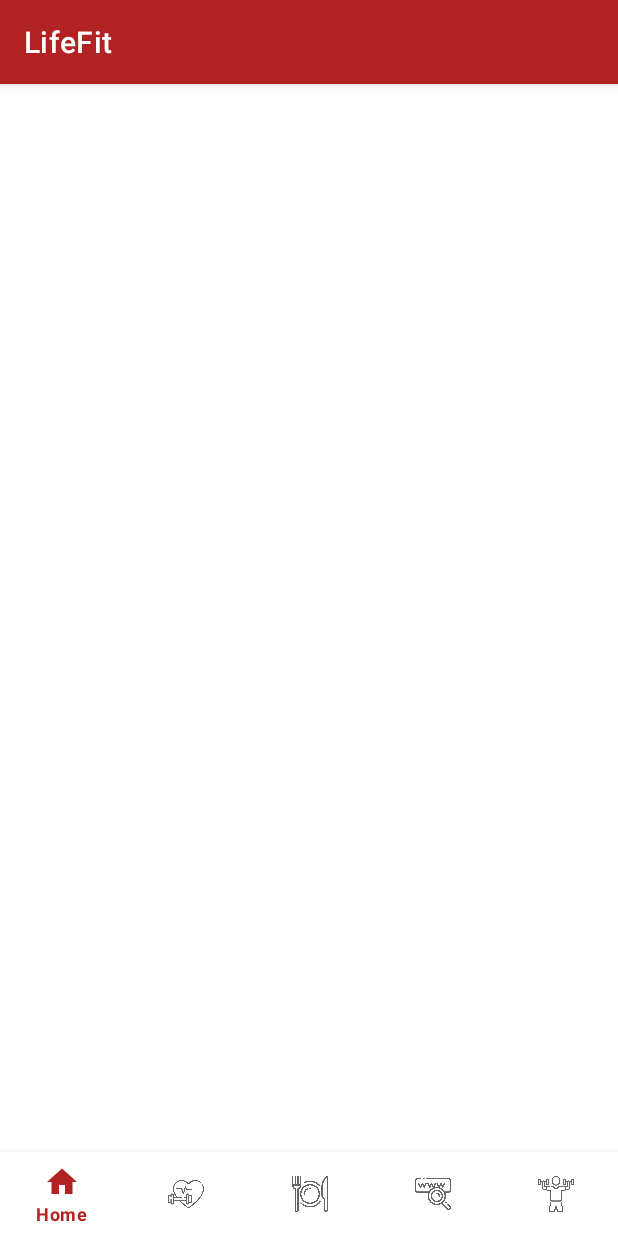
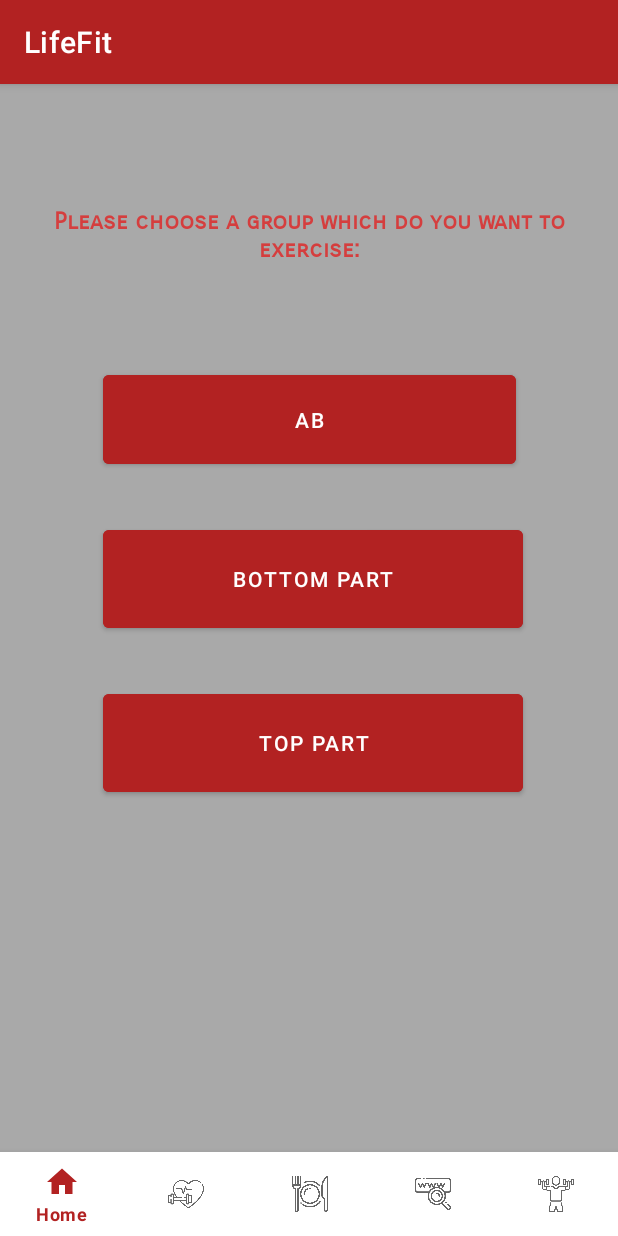
Before and after one commit to Anastezii/LifeFit, an Android app: the ExercisesActivity screen opened directly, with no data from a screen before it, on a phone screen of 412 x 824 dp. Run offline under Robolectric (Android 15) with nearby library versions, the phone set to English and light mode, and no system bars.

Commit message:
exercise_activity_update

```diff
--- a/app/src/main/java/com/example/fitness/controller/ExercisesActivity.java
+++ b/app/src/main/java/com/example/fitness/controller/ExercisesActivity.java
@@ -8,13 +8,46 @@ import com.google.android.material.bottomnavigation.BottomNavigationView;
 import android.content.Intent;
 import android.os.Bundle;
 import android.view.MenuItem;
+import android.view.View;
+import android.widget.Button;
 
 public class ExercisesActivity extends AppCompatActivity {
+
+
+    private Button abs_button,bottom_button,top_button;
 
     @Override
     protected void onCreate(Bundle savedInstanceState) {
         super.onCreate(savedInstanceState);
         setContentView(R.layout.activity_exercises);
+
+        abs_button=findViewById(R.id.button_ab);
+        bottom_button=findViewById(R.id.button_bottom);
+        top_button=findViewById(R.id.button_top);
+
+        abs_button.setOnClickListener(new View.OnClickListener() {
+            @Override
+            public void onClick(View v) {
+                Intent intent=new Intent(ExercisesActivity.this, AbsExercisesActivity.class);
+                startActivity(intent);
+            }
+        });
+
+        bottom_button.setOnClickListener(new View.OnClickListener() {
+            @Override
+            public void onClick(View v) {
+                Intent intent=new Intent(ExercisesActivity.this, Bottom_part_exercises_Activity.class);
+                startActivity(intent);
+            }
+        });
+
+        top_button.setOnClickListener(new View.OnClickListener() {
+            @Override
+            public void onClick(View v) {
+                Intent intent=new Intent(ExercisesActivity.this, Top_part_exercises_Activity.class);
+                startActivity(intent);
+            }
+        });
 
         BottomNavigationView bottomNavigationView=findViewById(R.id.bottomNavigationBar);
         bottomNavigationView.setSelectedItemId(R.id.bottom_home);
--- a/app/src/main/res/layout/activity_exercises.xml
+++ b/app/src/main/res/layout/activity_exercises.xml
@@ -4,7 +4,8 @@
     xmlns:tools="http://schemas.android.com/tools"
     android:layout_width="match_parent"
     android:layout_height="match_parent"
-    tools:context=".controller.ExercisesActivity">
+    tools:context=".controller.ExercisesActivity"
+    android:background="#A9A9A9">
 
     <com.google.android.material.bottomnavigation.BottomNavigationView
         android:layout_width="match_parent"
@@ -18,4 +19,63 @@
         app:menu="@menu/bottom_menu"
         android:textColor="#C0C0C0"/>
 
+    <TextView
+        android:id="@+id/textView54"
+        android:layout_width="wrap_content"
+        android:layout_height="wrap_content"
+        android:fontFamily="sans-serif-smallcaps"
+        android:text="Please choose a group which do you want to exercise:"
+        android:textAlignment="center"
+        android:textAppearance="@style/TextAppearance.AppCompat.Medium"
+        android:textColor="#D53E3E"
+        android:textSize="16sp"
+        android:textStyle="bold"
+        app:layout_constraintBottom_toTopOf="@+id/bottomNavigationBar"
+        app:layout_constraintEnd_toEndOf="parent"
+        app:layout_constraintHorizontal_bias="0.498"
+        app:layout_constraintStart_toStartOf="parent"
+        app:layout_constraintTop_toTopOf="parent"
+        app:layout_constraintVertical_bias="0.121" />
+
+    <Button
+        android:id="@+id/button_ab"
+        android:layout_width="275dp"
+        android:layout_height="71dp"
+        android:layout_marginTop="68dp"
+        android:backgroundTint="#B22222"
+        android:icon="@drawable/img_2"
+        android:text="Ab"
+        app:layout_constraintEnd_toEndOf="parent"
+        app:layout_constraintStart_toStartOf="parent"
+        app:layout_constraintTop_toBottomOf="@+id/textView54"
+        tools:ignore="TouchTargetSizeCheck,TouchTargetSizeCheck" />
+
+    <Button
+        android:id="@+id/button_bottom"
+        android:layout_width="280dp"
+        android:layout_height="77dp"
+        android:layout_marginTop="32dp"
+        android:backgroundTint="#B22222"
+        android:icon="@drawable/img_1"
+        android:text="Bottom part"
+        app:layout_constraintEnd_toEndOf="parent"
+        app:layout_constraintHorizontal_bias="0.519"
+        app:layout_constraintStart_toStartOf="parent"
+        app:layout_constraintTop_toBottomOf="@+id/button_ab"
+        tools:ignore="TouchTargetSizeCheck,TouchTargetSizeCheck" />
+
+    <Button
+        android:id="@+id/button_top"
+        android:layout_width="280dp"
+        android:layout_height="77dp"
+        android:layout_marginTop="32dp"
+        android:backgroundTint="#B22222"
+        android:icon="@drawable/img"
+        android:text="Top part"
+        app:layout_constraintEnd_toEndOf="parent"
+        app:layout_constraintHorizontal_bias="0.519"
+        app:layout_constraintStart_toStartOf="parent"
+        app:layout_constraintTop_toBottomOf="@+id/button_bottom"
+        tools:ignore="TouchTargetSizeCheck,TouchTargetSizeCheck" />
+
 </androidx.constraintlayout.widget.ConstraintLayout>
```
Also changed, not shown: app/src/main/AndroidManifest.xml (+21 -0 lines), app/src/main/java/com/example/fitness/controller/AbsExercisesActivity.java (added, +15 -0 lines), app/src/main/java/com/example/fitness/controller/Bottom_part_exercises_Activity.java (added, +15 -0 lines), app/src/main/java/com/example/fitness/controller/CaloriesActivity.java (+0 -13 lines), app/src/main/java/com/example/fitness/controller/Top_part_exercises_Activity.java (added, +15 -0 lines), app/src/main/res/layout/activity_abs_exercises.xml (added, +9 -0 lines), app/src/main/res/layout/activity_bottom_part_exercises.xml (added, +9 -0 lines), app/src/main/res/layout/activity_top_part_exercises.xml (added, +9 -0 lines), app/src/main/res/drawable/img.png (added), app/src/main/res/drawable/img_1.png (added), app/src/main/res/drawable/img_2.png (added).
